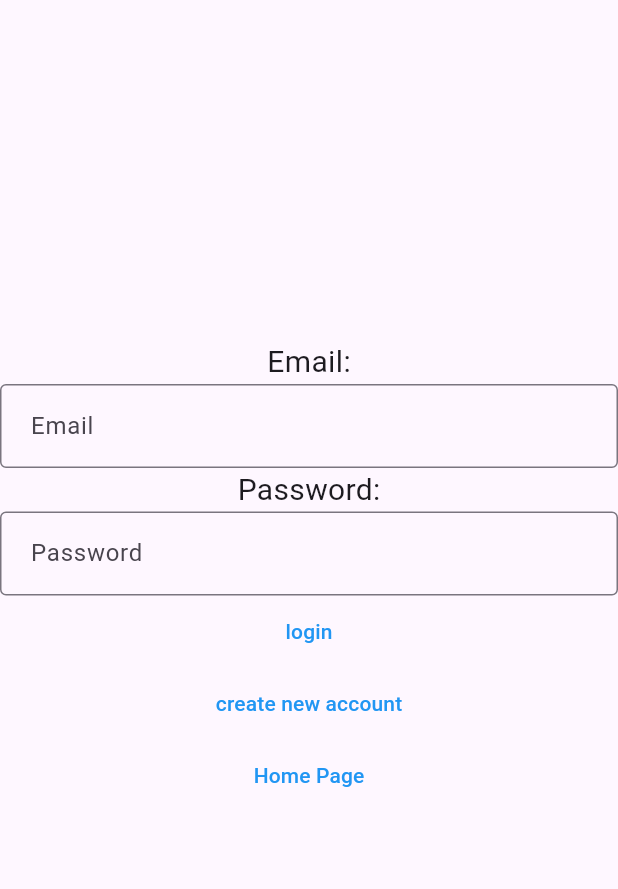
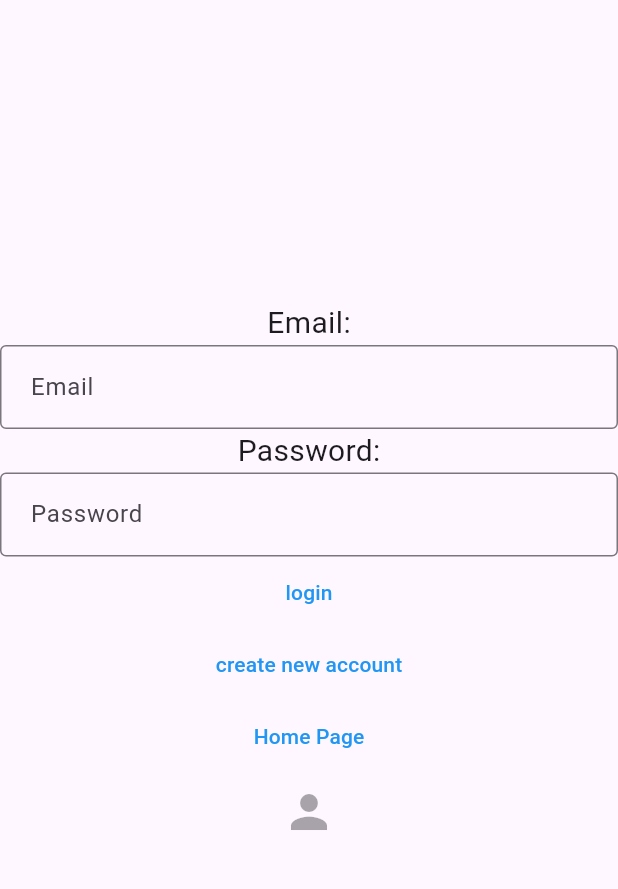
Before and after one commit to noorsharkia1/FinalProject, a Flutter app: the screen it shows after launch, on a phone screen of 412 x 824 dp, the part 84-973 px from its top. Run offline on Flutter 3.47's test engine with Material 3 defaults, Android fonts, the phone set to English and light mode, and no system bars; statements that could not run were skipped.

```diff
--- a/lib/main.dart
+++ b/lib/main.dart
@@ -103,6 +103,21 @@ class _MyHomePageState extends State<MyHomePage> {
               },
               child: Text('Home Page'),
             ),
+
+            IconButton(
+              icon: Icon(Icons.person),
+              color: Colors.purple,
+              splashColor: Colors.white,
+              iconSize: 36.0,
+              padding: EdgeInsets.all(8.0),
+              onPressed: () {
+                Navigator.push(
+                  context,
+                  MaterialPageRoute(builder: (context) => const Edit)
+                )
+              },
+            )
+
           ],
         ),
       ),
```
Also changed, not shown: lib/Views/EditedProfile.dart (added, +51 -0 lines).
